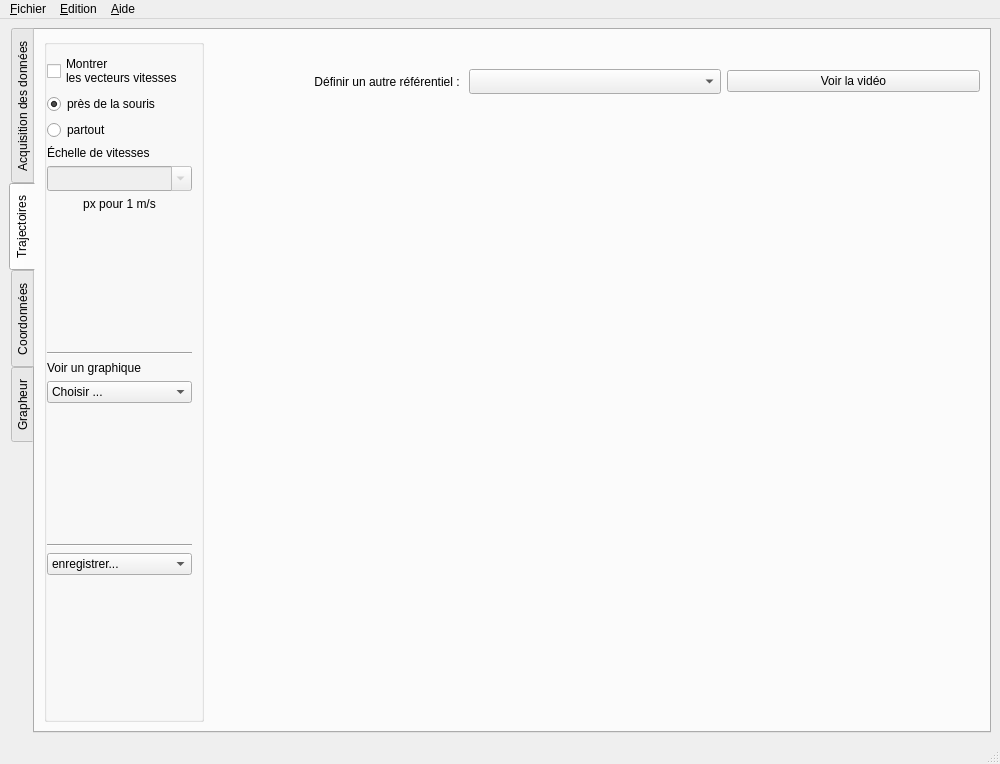
The window that src/pymecavideo_mini_layout.ui (rene-d/pymecavideo) describes before a commit, drawn with Qt 5.
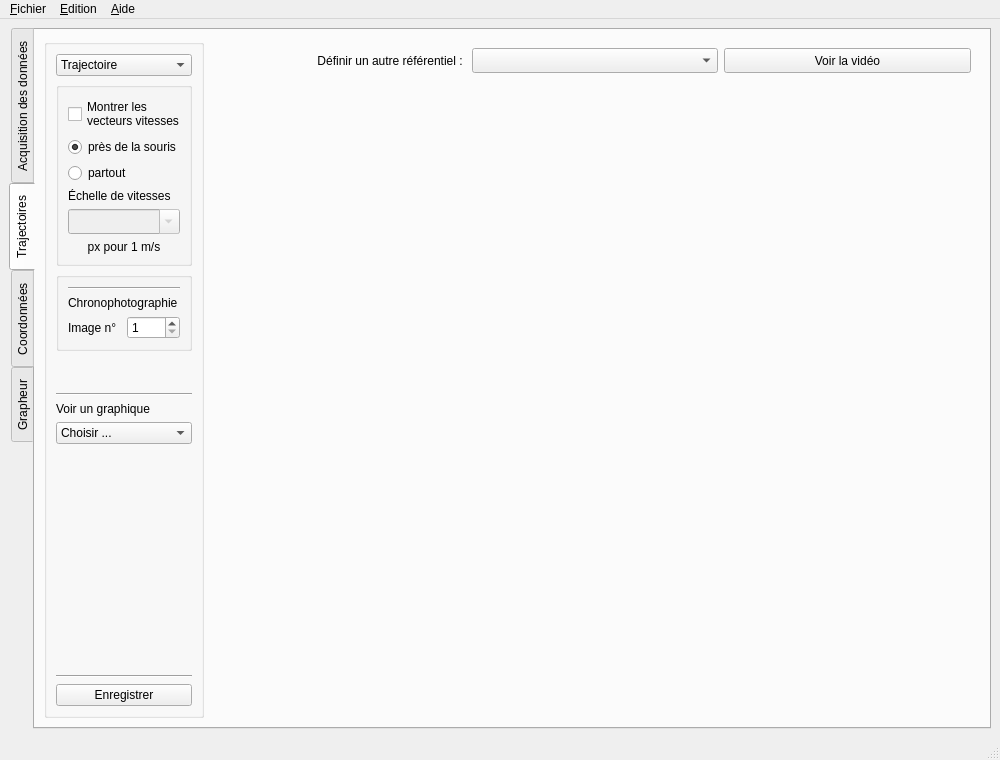
The same window after the commit. The open tabs and pages were chosen to show the change. Icons and pictures are not drawn. Custom widgets are drawn as their Qt base class.

Commit message: Modification des modes chronogramme et chronophotographie

Patch:
```diff
--- a/src/pymecavideo_mini_layout.ui
+++ b/src/pymecavideo_mini_layout.ui
@@ -7,7 +7,7 @@
     <x>0</x>
     <y>0</y>
     <width>1000</width>
-    <height>764</height>
+    <height>760</height>
    </rect>
   </property>
   <property name="sizePolicy">
@@ -646,8 +646,6 @@
        <attribute name="title">
         <string>Trajectoires</string>
        </attribute>
-       <layout class="QHBoxLayout" name="horizontalLayout_12">
-        <item>
          <layout class="QHBoxLayout" name="horizontalLayout_9">
           <item>
            <widget class="QGroupBox" name="groupBox_4">
@@ -667,20 +665,35 @@
              <string/>
             </property>
             <layout class="QVBoxLayout" name="verticalLayout">
-             <property name="leftMargin">
-              <number>0</number>
-             </property>
+           <item>
+            <widget class="QComboBox" name="comboBoxChrono">
+             <item>
+              <property name="text">
+               <string>Trajectoire</string>
+              </property>
+             </item>
              <item>
-              <layout class="QVBoxLayout" name="verticalLayout_4">
+              <property name="text">
+               <string>Chronophotographie</string>
+              </property>
+             </item>
                <item>
-                <widget class="QCheckBox" name="checkBoxVectorSpeed">
                  <property name="text">
-                  <string>Montrer 
-les vecteurs vitesses</string>
-                 </property>
+               <string>Chronogramme</string>
+              </property>
+             </item>
                 </widget>
                </item>
                <item>
+            <widget class="QGroupBox" name="groupBox_speed">
+             <property name="title">
+              <string/>
+             </property>
+             <property name="flat">
+              <bool>true</bool>
+             </property>
+             <layout class="QGridLayout" name="gridLayout">
+              <item row="2" column="0">
                 <widget class="QRadioButton" name="radioButtonNearMouse">
                  <property name="text">
                   <string>près de la souris</string>
@@ -690,21 +703,14 @@
                  </property>
                 </widget>
                </item>
-               <item>
+              <item row="3" column="0">
                 <widget class="QRadioButton" name="radioButtonSpeedEveryWhere">
                  <property name="text">
                   <string>partout</string>
                  </property>
                 </widget>
                </item>
-               <item>
-                <widget class="QLabel" name="label_7">
-                 <property name="text">
-                  <string>Échelle de vitesses</string>
-                 </property>
-                </widget>
-               </item>
-               <item>
+              <item row="5" column="0">
                 <widget class="QComboBox" name="checkBoxScale">
                  <property name="enabled">
                   <bool>false</bool>
@@ -720,7 +726,14 @@
                  </property>
                 </widget>
                </item>
-               <item>
+              <item row="4" column="0">
+               <widget class="QLabel" name="label_7">
+                <property name="text">
+                 <string>Échelle de vitesses</string>
+                </property>
+               </widget>
+              </item>
+              <item row="6" column="0">
                 <widget class="QLabel" name="label_6">
                  <property name="text">
                   <string>px pour 1 m/s</string>
@@ -730,6 +743,63 @@
                  </property>
                 </widget>
                </item>
+              <item row="1" column="0">
+               <widget class="QCheckBox" name="checkBoxVectorSpeed">
+                <property name="text">
+                 <string>Montrer les
+vecteurs vitesses</string>
+                </property>
+               </widget>
+              </item>
+             </layout>
+            </widget>
+           </item>
+           <item>
+            <widget class="QGroupBox" name="groupBox_chronophoto">
+             <property name="sizePolicy">
+              <sizepolicy hsizetype="Expanding" vsizetype="Preferred">
+               <horstretch>1</horstretch>
+               <verstretch>0</verstretch>
+              </sizepolicy>
+             </property>
+             <property name="title">
+              <string/>
+             </property>
+             <property name="flat">
+              <bool>true</bool>
+             </property>
+             <layout class="QGridLayout" name="gridLayout_2">
+              <item row="0" column="0" colspan="2">
+               <widget class="Line" name="line_7">
+                <property name="orientation">
+                 <enum>Qt::Horizontal</enum>
+                </property>
+               </widget>
+              </item>
+              <item row="1" column="0" colspan="2">
+               <widget class="QLabel" name="label">
+                <property name="text">
+                 <string>Chronophotographie</string>
+                </property>
+               </widget>
+              </item>
+              <item row="2" column="0">
+               <widget class="QLabel" name="label_3">
+                <property name="text">
+                 <string>Image n°</string>
+                </property>
+               </widget>
+              </item>
+              <item row="2" column="1">
+               <widget class="QSpinBox" name="spinBox_chrono">
+                <property name="minimum">
+                 <number>1</number>
+                </property>
+               </widget>
+              </item>
+             </layout>
+            </widget>
+           </item>
                <item>
                 <spacer name="verticalSpacer">
                  <property name="orientation">
@@ -738,7 +808,7 @@
                  <property name="sizeHint" stdset="0">
                   <size>
                    <width>20</width>
-                   <height>40</height>
+               <height>19</height>
                   </size>
                  </property>
                 </spacer>
@@ -780,7 +850,7 @@
                  <property name="sizeHint" stdset="0">
                   <size>
                    <width>20</width>
-                   <height>40</height>
+               <height>225</height>
                   </size>
                  </property>
                 </spacer>
@@ -793,54 +863,34 @@
                 </widget>
                </item>
                <item>
-                <widget class="QComboBox" name="comboBoxChrono">
-                 <item>
+            <widget class="QPushButton" name="pushButton_save">
                   <property name="text">
-                   <string>enregistrer...</string>
-                  </property>
-                 </item>
-                 <item>
-                  <property name="text">
-                   <string>Une chronophotographie</string>
-                  </property>
-                 </item>
-                 <item>
-                  <property name="text">
-                   <string>Un chronogramme</string>
-                  </property>
-                 </item>
+              <string>Enregistrer</string>
+             </property>
+            </widget>
+           </item>
+          </layout>
                 </widget>
                </item>
                <item>
-                <spacer name="verticalSpacer_3">
-                 <property name="orientation">
-                  <enum>Qt::Vertical</enum>
-                 </property>
-                 <property name="sizeHint" stdset="0">
+         <layout class="QVBoxLayout" name="verticalLayout_4">
+          <item>
+           <widget class="QWidget" name="topWidget2" native="true">
+            <property name="sizePolicy">
+             <sizepolicy hsizetype="Preferred" vsizetype="Preferred">
+              <horstretch>0</horstretch>
+              <verstretch>0</verstretch>
+             </sizepolicy>
+            </property>
+            <property name="maximumSize">
                   <size>
-                   <width>20</width>
-                   <height>40</height>
-                  </size>
-                 </property>
-                </spacer>
-               </item>
-              </layout>
-             </item>
-            </layout>
-           </widget>
-          </item>
-          <item>
-           <layout class="QVBoxLayout" name="verticalLayout_5">
-            <item>
+              <width>16777215</width>
+              <height>50</height>
+             </size>
+            </property>
              <layout class="QHBoxLayout" name="horizontalLayout_8">
               <item>
                <widget class="QLabel" name="label_8">
-                <property name="minimumSize">
-                 <size>
-                  <width>0</width>
-                  <height>85</height>
-                 </size>
-                </property>
                 <property name="text">
                  <string>Définir un autre référentiel : </string>
                 </property>
@@ -851,22 +901,47 @@
               </item>
               <item>
                <widget class="QComboBox" name="comboBox_referentiel">
+               <property name="sizePolicy">
+                <sizepolicy hsizetype="Preferred" vsizetype="Preferred">
+                 <horstretch>0</horstretch>
+                 <verstretch>0</verstretch>
+                </sizepolicy>
+               </property>
                 <property name="minimumSize">
                  <size>
                   <width>130</width>
                   <height>25</height>
                  </size>
                 </property>
+               <property name="maximumSize">
+                <size>
+                 <width>16777215</width>
+                 <height>35</height>
+                </size>
+               </property>
                </widget>
               </item>
               <item>
                <widget class="QPushButton" name="button_video">
+               <property name="sizePolicy">
+                <sizepolicy hsizetype="Minimum" vsizetype="Preferred">
+                 <horstretch>0</horstretch>
+                 <verstretch>0</verstretch>
+                </sizepolicy>
+               </property>
+               <property name="maximumSize">
+                <size>
+                 <width>16777215</width>
+                 <height>35</height>
+                </size>
+               </property>
                 <property name="text">
                  <string>Voir la vidéo</string>
                 </property>
                </widget>
               </item>
              </layout>
+           </widget>
             </item>
             <item>
              <widget class="QWidget" name="containerWidget2" native="true">
@@ -883,8 +958,6 @@
                </size>
               </property>
              </widget>
-            </item>
-           </layout>
           </item>
          </layout>
         </item>
```
Left out of the diff: 10 changed lines with no effect on the pictures. Lines whose indentation alone changed are shown as unchanged. The commit also changes 2 other files.
